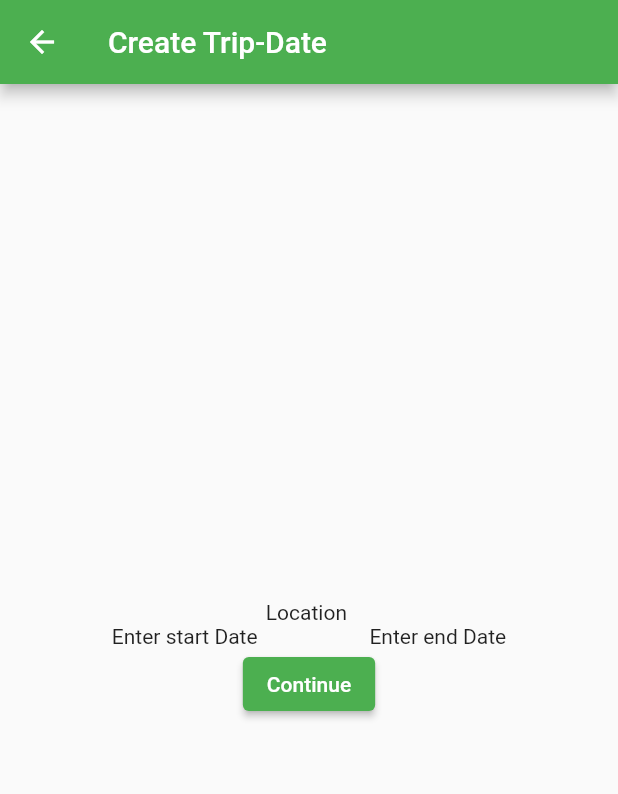
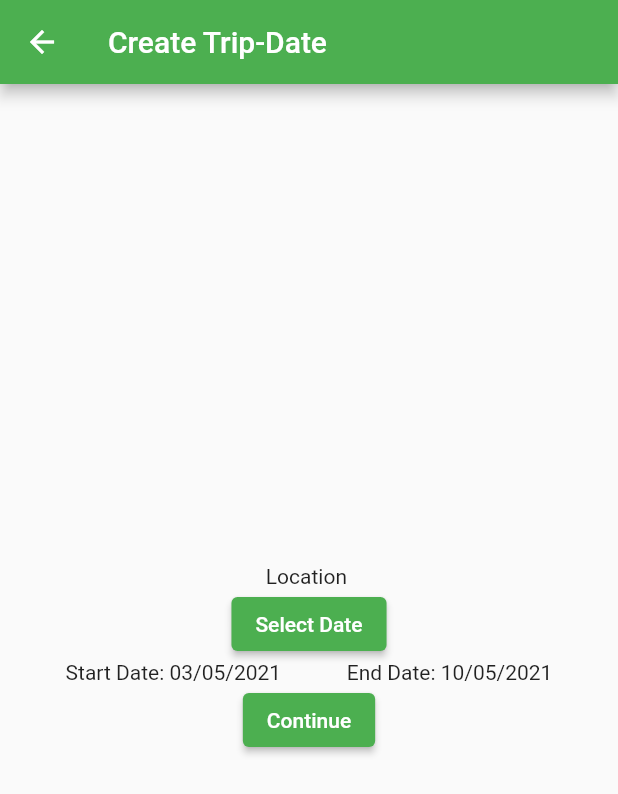
Before and after one commit to Shishirbagalkot/travel_budget_app, a Flutter app: the NewTripDateView screen opened directly with empty values, on a phone screen of 412 x 824 dp. Shown: the top 794 px of the screen. Run offline on Flutter 3.47's test engine with Material 2 defaults, Android fonts, the phone set to English and light mode, and no system bars; our stand-ins replace cloud_firestore, firebase_core; missing offline and left inert: date_range_picker; accounts and stored records are empty.

Commit message:
Date Range Picker

```diff
--- a/lib/views/new_trips/budget_view.dart
+++ b/lib/views/new_trips/budget_view.dart
@@ -20,8 +20,7 @@ class NewTripBudgetView extends StatelessWidget {
         child: Column(
           mainAxisAlignment: MainAxisAlignment.center,
           children: <Widget>[
-            Text("Finish"),
-            Text("Location ${trip.title}"),
+            Text("Location: ${trip.title}"),
             Text("Location ${trip.startDate}"),
             Text("Location ${trip.endDate}"),
 
--- a/lib/views/new_trips/date_view.dart
+++ b/lib/views/new_trips/date_view.dart
@@ -1,11 +1,41 @@
 import 'package:flutter/material.dart';
 import 'package:travel_treasury/models/trip.dart';
 import 'package:travel_treasury/views/new_trips/budget_view.dart';
+import 'package:date_range_picker/date_range_picker.dart' as DateRangePicker;
+import 'package:intl/intl.dart';
+import 'dart:async'; //for Future functions
 
-class NewTripDateView extends StatelessWidget {
+class NewTripDateView extends StatefulWidget {
 
   final Trip trip;
   NewTripDateView({Key key, @required this.trip}) : super(key: key);
+
+  @override
+  _NewTripDateViewState createState() => _NewTripDateViewState();
+}
+
+class _NewTripDateViewState extends State<NewTripDateView> {
+
+  DateTime _startDate = new DateTime.now();
+  DateTime _endDate = new DateTime.now().add(Duration(days: 7));
+
+  Future displayDateRangePicker(BuildContext context) async {
+    final List<DateTime> picked = await DateRangePicker.showDatePicker(
+      context: context,
+      initialFirstDate: _startDate,
+      initialLastDate: _endDate,
+      firstDate: new DateTime(2020),
+      lastDate: new DateTime(2022)
+    );
+
+    //picked length min 2, start and end date
+    if (picked != null && picked.length == 2) {
+      setState(() {
+        _startDate = picked[0];
+        _endDate = picked[1];
+      });
+    }
+  }
 
   @override
   Widget build(BuildContext context) {
@@ -19,22 +49,31 @@ class NewTripDateView extends StatelessWidget {
         child: Column(
           mainAxisAlignment: MainAxisAlignment.center,
           children: <Widget>[
-            Text("Location ${trip.title}"),
+            Text("Location ${widget.trip.title}"),
+
+            //date picker
+            ElevatedButton(
+              onPressed: () async{
+                await displayDateRangePicker(context);
+              },
+              child: Text("Select Date")
+            ),
+
             Row(
               mainAxisAlignment: MainAxisAlignment.spaceEvenly,
               children: <Widget>[
-                Text("Enter start Date"),
-                Text("Enter end Date"),
+                Text("Start Date: ${DateFormat('dd/MM/yyyy').format(_startDate).toString()}"),
+                Text("End Date: ${DateFormat('dd/MM/yyyy').format(_endDate).toString()}"),
               ],
             ),
             ElevatedButton(
               onPressed: () {
-                trip.startDate = DateTime.now();
-                trip.endDate = DateTime.now();
+                widget.trip.startDate = _startDate;
+                widget.trip.endDate = _endDate;
                 Navigator.push(
                   context,
                   MaterialPageRoute(
-                    builder: (context) => NewTripBudgetView(trip: trip)
+                    builder: (context) => NewTripBudgetView(trip: widget.trip)
                   ),
                 );
               },
--- a/pubspec.yaml
+++ b/pubspec.yaml
@@ -31,6 +31,7 @@ dependencies:
   intl: ^0.17.0
   cloud_firestore: ^1.0.7
   firebase_core: ^1.1.0
+  date_range_picker: ^1.0.3
 
 dev_dependencies:
   flutter_test:
```
Also changed, not shown: pubspec.lock.
